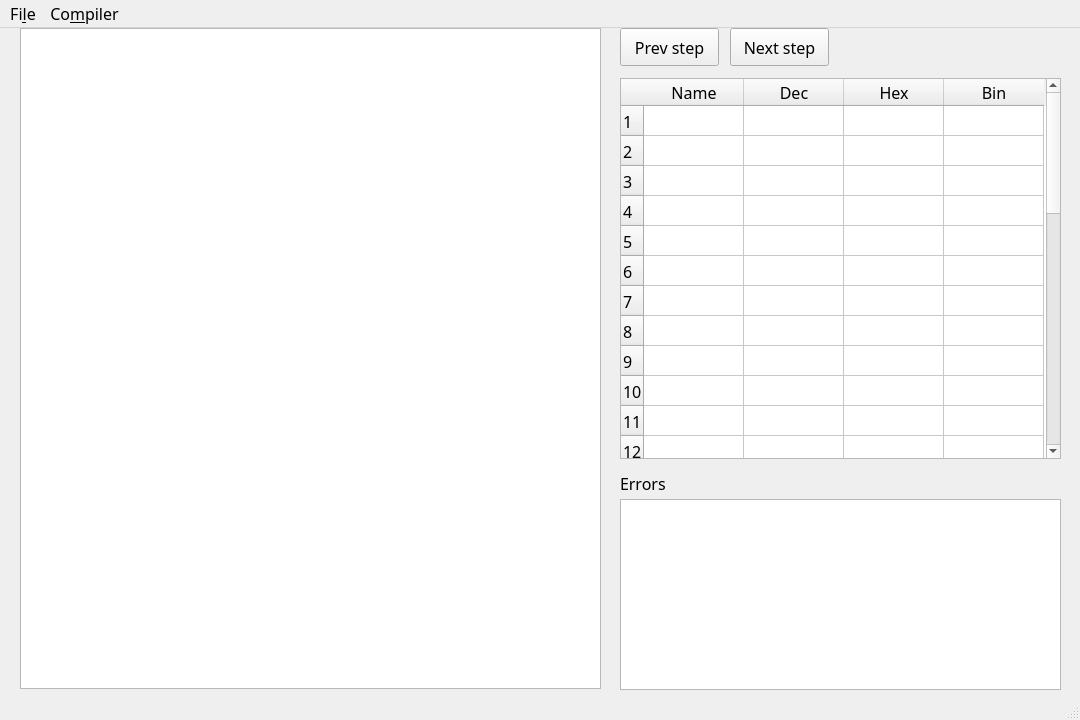
Above: proyecto_2/Compilador/gui/xasm_ide.ui from juanprrr/jpena_computer_architecture_1_2022 before the change. Below: the same form after it.
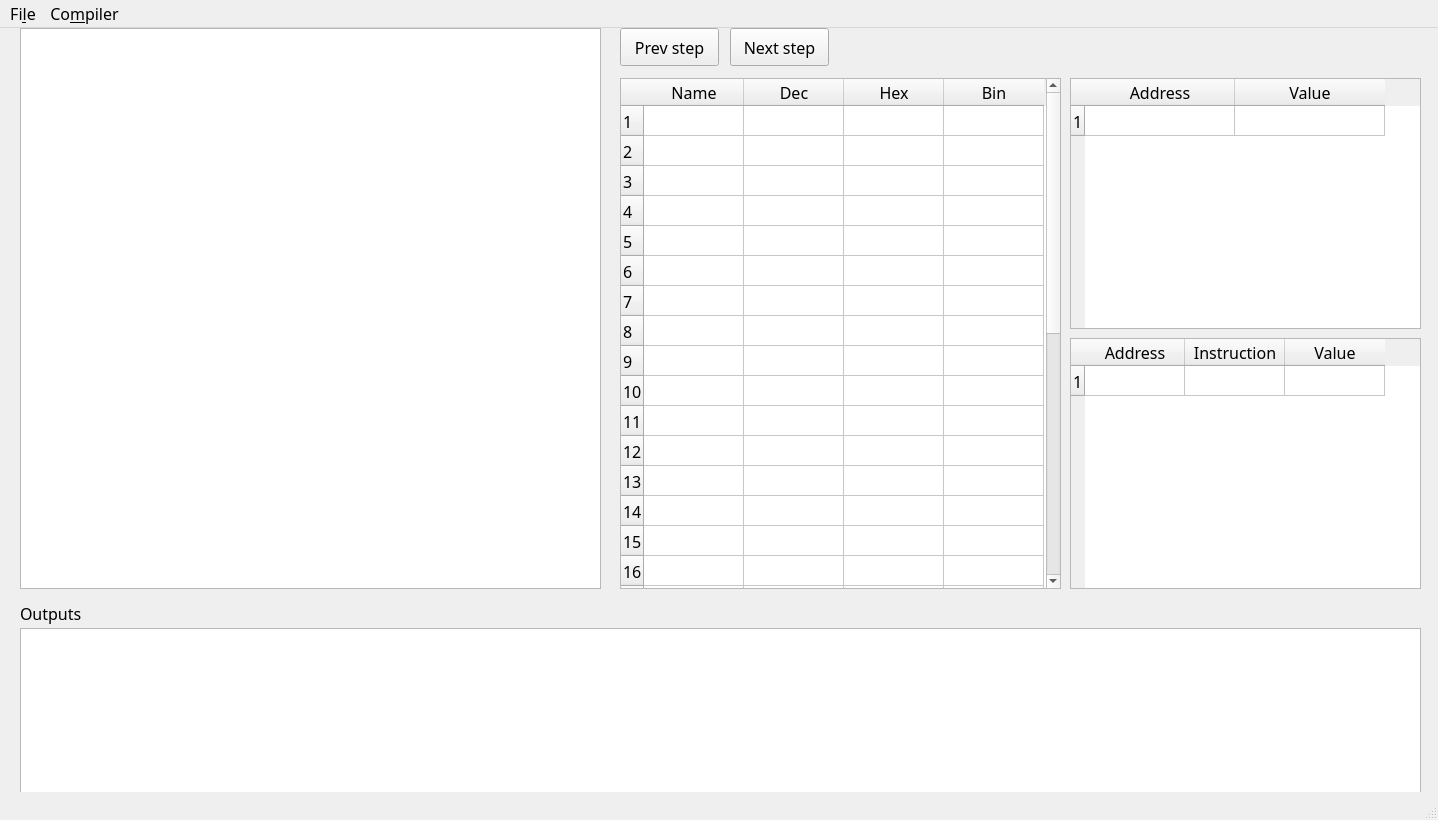
That is the form after the change.

```diff
--- a/proyecto_2/Compilador/gui/xasm_ide.ui
+++ b/proyecto_2/Compilador/gui/xasm_ide.ui
@@ -6,8 +6,8 @@
    <rect>
     <x>0</x>
     <y>0</y>
-    <width>1080</width>
-    <height>720</height>
+    <width>1438</width>
+    <height>820</height>
    </rect>
   </property>
   <property name="sizePolicy">
@@ -32,7 +32,7 @@
       <x>20</x>
       <y>0</y>
       <width>581</width>
-      <height>661</height>
+      <height>561</height>
      </rect>
     </property>
     <property name="font">
@@ -51,7 +51,7 @@
       <x>620</x>
       <y>50</y>
       <width>441</width>
-      <height>381</height>
+      <height>511</height>
      </rect>
     </property>
     <property name="font">
@@ -66,6 +66,9 @@
     <property name="columnCount">
      <number>4</number>
     </property>
+    <attribute name="horizontalHeaderDefaultSectionSize">
+     <number>100</number>
+    </attribute>
     <row/>
     <row/>
     <row/>
@@ -162,12 +165,12 @@
      <string>Next step</string>
     </property>
    </widget>
-   <widget class="QListView" name="listViewErrors">
+   <widget class="QListWidget" name="listWidgetOutputs">
     <property name="geometry">
      <rect>
-      <x>620</x>
-      <y>471</y>
-      <width>441</width>
+      <x>20</x>
+      <y>600</y>
+      <width>1401</width>
       <height>191</height>
      </rect>
     </property>
@@ -175,8 +178,8 @@
    <widget class="QLabel" name="lblError">
     <property name="geometry">
      <rect>
-      <x>620</x>
-      <y>440</y>
+      <x>20</x>
+      <y>570</y>
       <width>451</width>
       <height>31</height>
      </rect>
@@ -188,17 +191,131 @@
      </font>
     </property>
     <property name="text">
-     <string>Errors</string>
+     <string>Outputs</string>
     </property>
    </widget>
+   <widget class="QTableWidget" name="tableMemory">
+    <property name="geometry">
+     <rect>
+      <x>1070</x>
+      <y>50</y>
+      <width>351</width>
+      <height>251</height>
+     </rect>
+    </property>
+    <property name="font">
+     <font>
+      <family>Ubuntu Mono</family>
+      <pointsize>12</pointsize>
+     </font>
+    </property>
+    <property name="editTriggers">
+     <set>QAbstractItemView::NoEditTriggers</set>
+    </property>
+    <property name="rowCount">
+     <number>1</number>
+    </property>
+    <property name="columnCount">
+     <number>2</number>
+    </property>
+    <attribute name="horizontalHeaderDefaultSectionSize">
+     <number>150</number>
+    </attribute>
+    <row/>
+    <column>
+     <property name="text">
+      <string>Address</string>
+     </property>
+    </column>
+    <column>
+     <property name="text">
+      <string>Value</string>
+     </property>
+    </column>
+    <item row="0" column="0">
+     <property name="text">
+      <string/>
+     </property>
+     <property name="font">
+      <font>
+       <family>Ubuntu Mono</family>
+       <pointsize>12</pointsize>
+      </font>
+     </property>
+     <property name="textAlignment">
+      <set>AlignCenter</set>
+     </property>
+     <property name="flags">
+      <set>ItemIsEditable|ItemIsDragEnabled|ItemIsUserCheckable|ItemIsEnabled</set>
+     </property>
+    </item>
+   </widget>
+   <widget class="QTableWidget" name="tableInstructions">
+    <property name="geometry">
+     <rect>
+      <x>1070</x>
+      <y>310</y>
+      <width>351</width>
+      <height>251</height>
+     </rect>
+    </property>
+    <property name="font">
+     <font>
+      <family>Ubuntu Mono</family>
+      <pointsize>12</pointsize>
+     </font>
+    </property>
+    <property name="editTriggers">
+     <set>QAbstractItemView::NoEditTriggers</set>
+    </property>
+    <property name="rowCount">
+     <number>1</number>
+    </property>
+    <property name="columnCount">
+     <number>3</number>
+    </property>
+    <row/>
+    <column>
+     <property name="text">
+      <string>Address</string>
+     </property>
+    </column>
+    <column>
+     <property name="text">
+      <string>Instruction</string>
+     </property>
+    </column>
+    <column>
+     <property name="text">
+      <string>Value</string>
+     </property>
+    </column>
+    <item row="0" column="0">
+     <property name="text">
+      <string/>
+     </property>
+     <property name="font">
+      <font>
+       <family>Ubuntu Mono</family>
+       <pointsize>12</pointsize>
+      </font>
+     </property>
+     <property name="textAlignment">
+      <set>AlignCenter</set>
+     </property>
+     <property name="flags">
+      <set>ItemIsEditable|ItemIsDragEnabled|ItemIsUserCheckable|ItemIsEnabled</set>
+     </property>
+    </item>
+   </widget>
   </widget>
   <widget class="QMenuBar" name="menubar">
    <property name="geometry">
     <rect>
      <x>0</x>
      <y>0</y>
-     <width>1080</width>
-     <height>29</height>
+     <width>1438</width>
+     <height>34</height>
     </rect>
    </property>
    <widget class="QMenu" name="menuFile">
```
Left out of the diff: 31 changed lines with no effect on the pictures.
